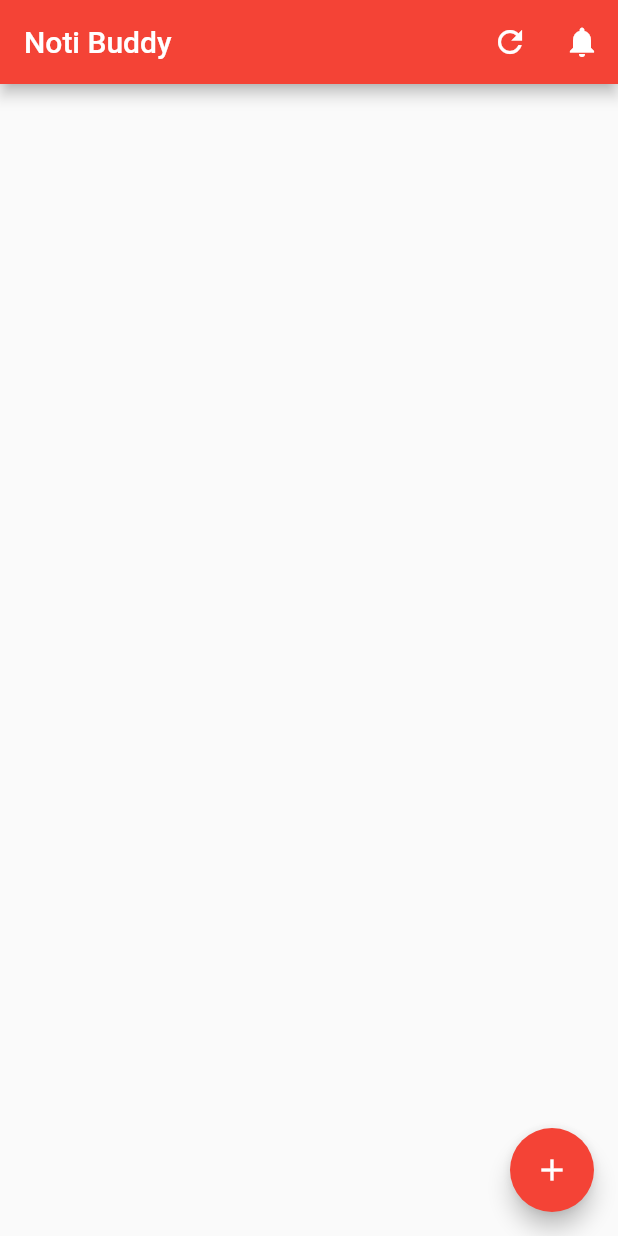
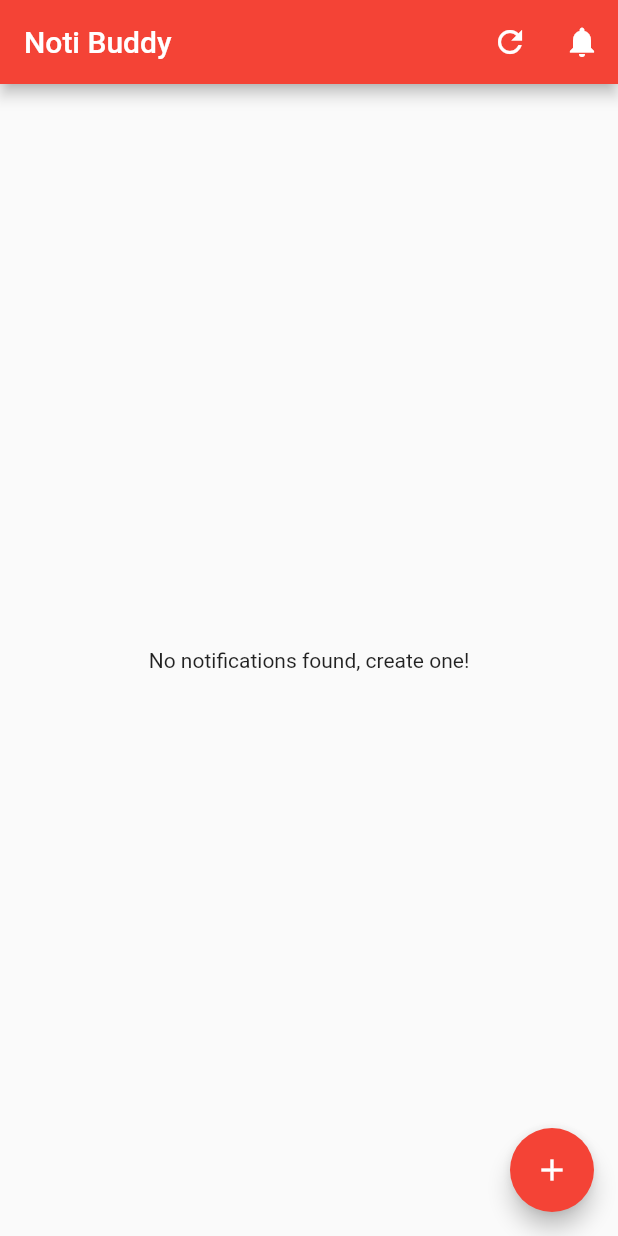
Before and after one commit to tomc128/noterly, a Flutter app: the screen it shows after launch, on a phone screen of 412 x 824 dp. Run offline on Flutter 3.47's test engine with Material 2 defaults, Android fonts, the phone set to English and light mode, and no system bars; our stand-ins replace flutter_local_notifications, timezone.

Commit message:
Add updation of all notifications, empty list text

```diff
--- a/noti_buddy/lib/pages/main_page.dart
+++ b/noti_buddy/lib/pages/main_page.dart
@@ -38,8 +38,7 @@ class _MainPageState extends State<MainPage> {
           ),
           IconButton(
             onPressed: () async {
-              NotificationManager.instance
-                  .scheduleNotification(AppManager.instance.itemAt(0));
+              NotificationManager.instance.updateAllNotifications();
             },
             icon: const Icon(Icons.notifications),
           ),
--- a/noti_buddy/lib/widgets/notification_list.dart
+++ b/noti_buddy/lib/widgets/notification_list.dart
@@ -15,7 +15,15 @@ class NotificationList extends StatelessWidget {
 
   @override
   Widget build(BuildContext context) {
-    return ListView.builder(
+    Widget emptyListView() {
+      return const Center(
+        child: Text('No notifications found, create one!'),
+      );
+    }
+
+    return items.isEmpty
+        ? emptyListView()
+        : ListView.builder(
             itemCount: items.length,
             itemBuilder: (context, index) {
               final item = items[index];
```
Also changed, not shown: noti_buddy/lib/managers/notification_manager.dart (+52 -2 lines). Lines whose indentation alone changed are shown as unchanged.
